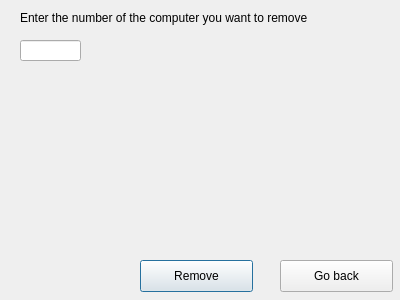
The window that gui/removecomp.ui (HelgiThomas/Verklegt31) describes before a commit, drawn with Qt 5.
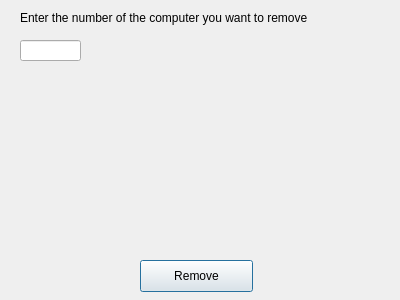
The same window after the commit.

Patch:
```diff
--- a/gui/removecomp.ui
+++ b/gui/removecomp.ui
@@ -49,19 +49,6 @@
     <string>Remove</string>
    </property>
   </widget>
-  <widget class="QPushButton" name="button_goBack">
-   <property name="geometry">
-    <rect>
-     <x>280</x>
-     <y>260</y>
-     <width>113</width>
-     <height>32</height>
-    </rect>
-   </property>
-   <property name="text">
-    <string>Go back</string>
-   </property>
-  </widget>
  </widget>
  <resources/>
  <connections/>
```
